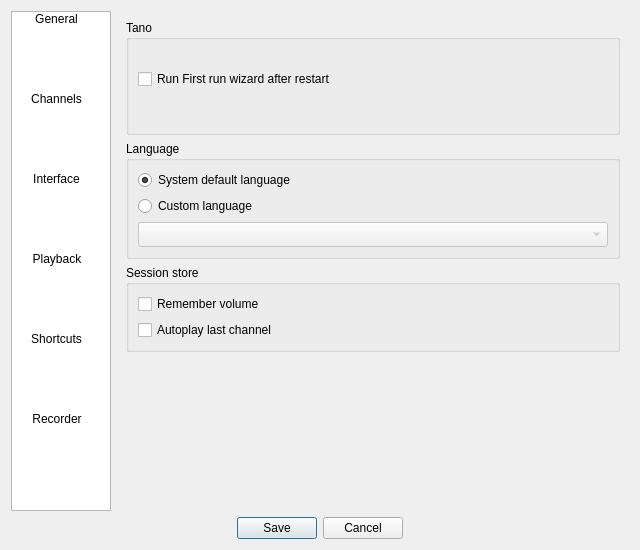
First picture: the form in src/ui/settings/SettingsEdit.ui, repository ntadej/tano, before the edit.
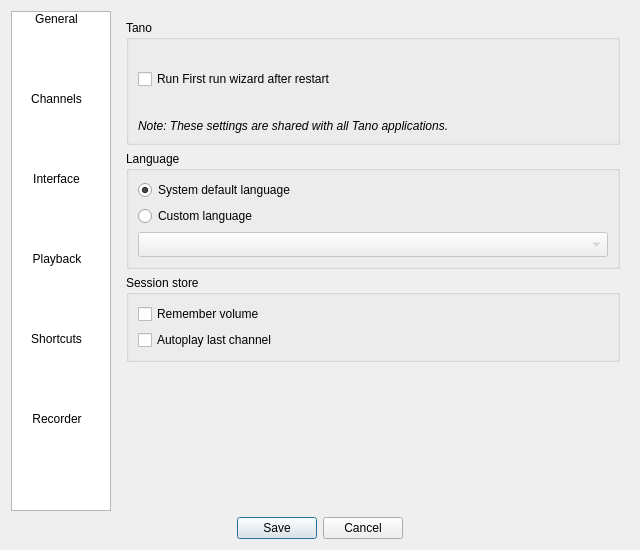
Second picture: the form after the edit. Icons and pictures are not drawn. Custom widgets are drawn as their Qt base class.

Diff of the .ui file:
```diff
--- a/src/ui/settings/SettingsEdit.ui
+++ b/src/ui/settings/SettingsEdit.ui
@@ -198,6 +198,13 @@
             </property>
            </spacer>
           </item>
+          <item row="3" column="0" colspan="2">
+           <widget class="QLabel" name="label">
+            <property name="text">
+             <string>&lt;i&gt;Note: These settings are shared with all Tano applications.&lt;/i&gt;</string>
+            </property>
+           </widget>
+          </item>
          </layout>
         </widget>
        </item>
```
Left out of the diff: 20 changed lines with no effect on the pictures.
